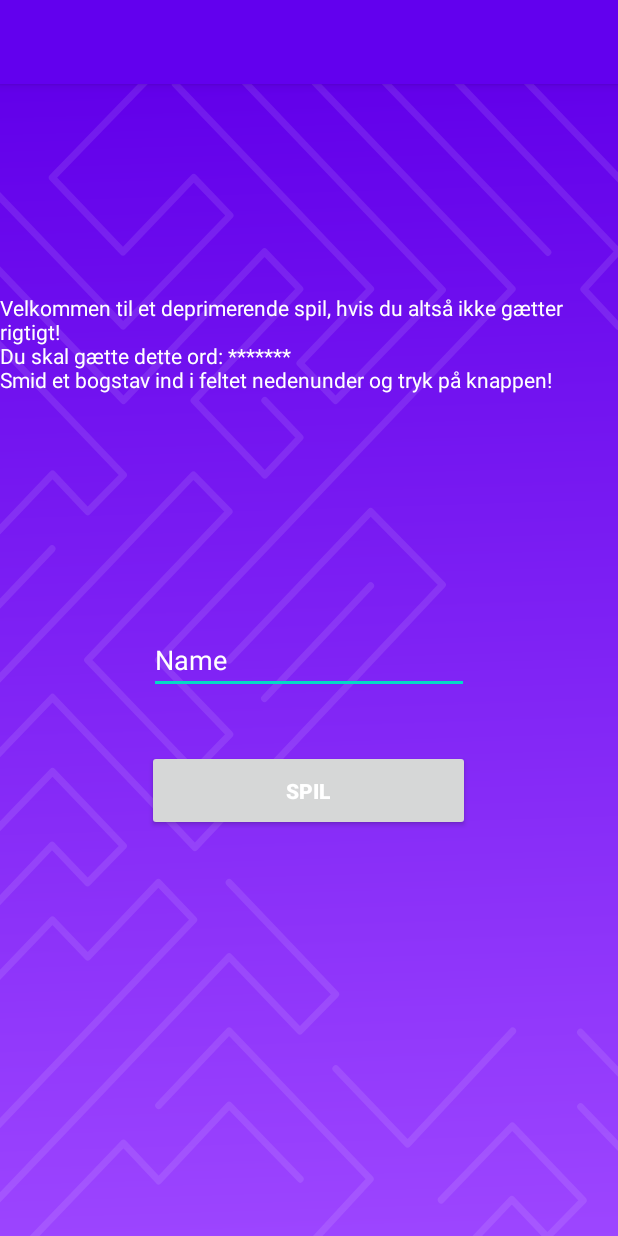
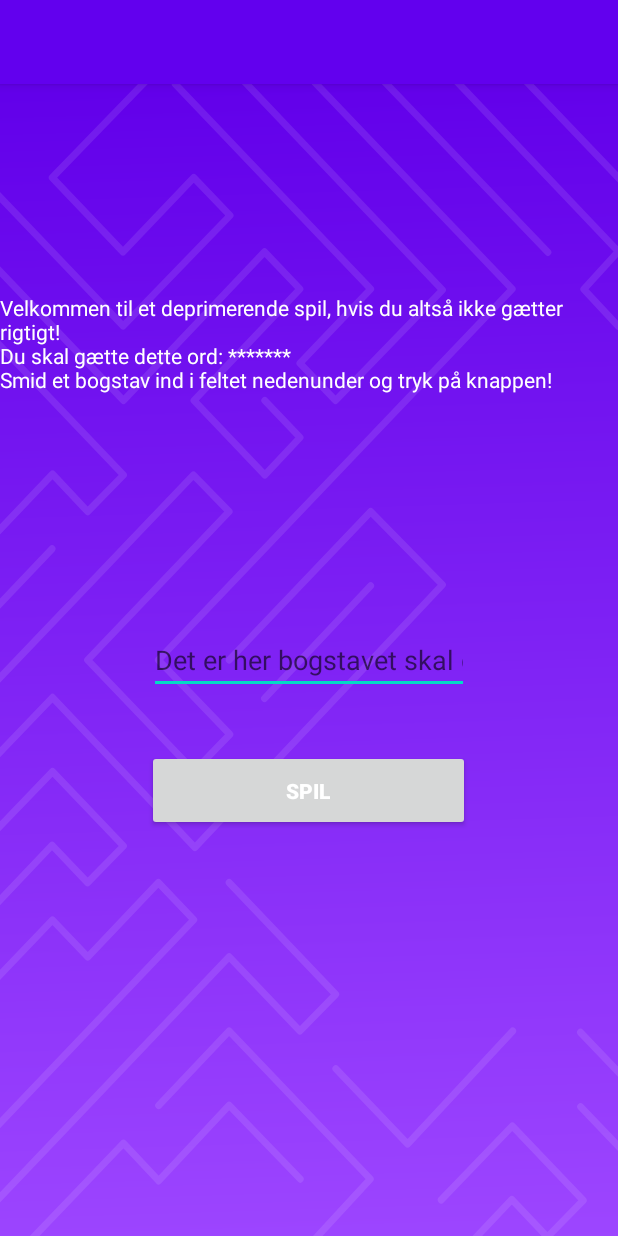
Before and after one commit to MerithzDTU/Galgeleg, an Android app: the Spillet_akt screen opened directly, with no data from a screen before it, on a phone screen of 412 x 824 dp. Run offline under Robolectric (Android 15) with nearby library versions, the phone set to English and light mode, and no system bars.

Commit message:
fixet button animation som kørte ligemeget om det gættede bogstav var rigtigt eller forkert.

```diff
--- a/app/src/main/java/com/example/galgeleg/Spillet_akt.java
+++ b/app/src/main/java/com/example/galgeleg/Spillet_akt.java
@@ -63,8 +63,10 @@ public class Spillet_akt extends AppCompatActivity implements View.OnClickListen
         gaetteFelt.setText("");
         gaetteFelt.setError(null);
         animation.reset();
-        sendSvar.clearAnimation();
-        sendSvar.startAnimation(animation);
+        if(!logik.getOrdet().contains(bogstav)){
+            sendSvar.clearAnimation();
+            sendSvar.startAnimation(animation);
+        }
         opdaterSkærm();
         System.out.println("4");
     }
--- a/app/src/main/res/layout/activity_spillet_akt.xml
+++ b/app/src/main/res/layout/activity_spillet_akt.xml
@@ -13,7 +13,6 @@
         android:layout_height="wrap_content"
         android:ems="10"
         android:inputType="textPersonName"
-        android:text="Name"
         android:textColor="#FFFFFF"
         app:layout_constraintBottom_toBottomOf="parent"
         app:layout_constraintEnd_toEndOf="parent"
```
